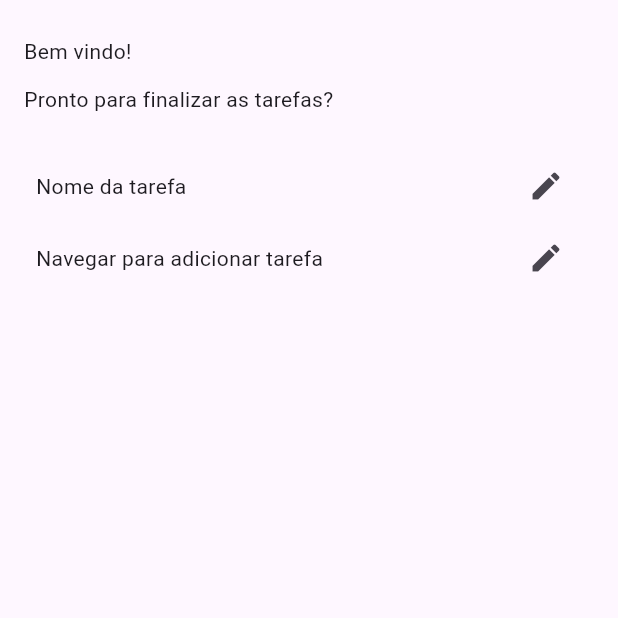
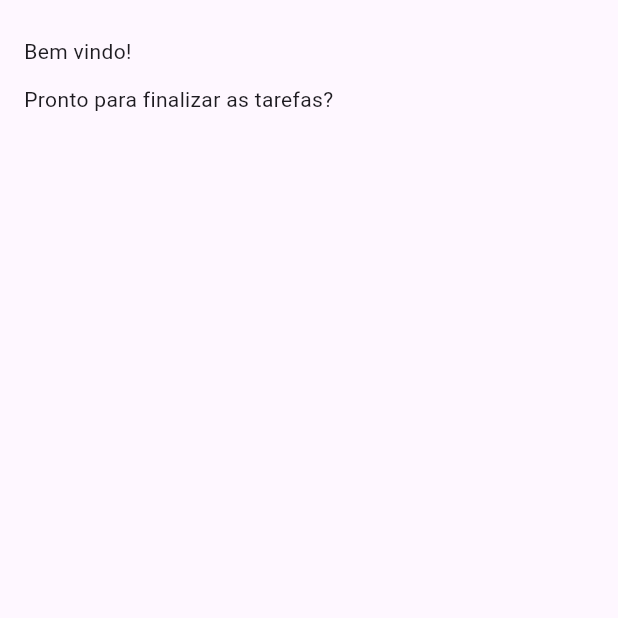
Before and after one commit to GabrielFVDev/smart-todo, a Flutter app: the screen it shows after launch, on a phone screen of 412 x 824 dp, the top half of it. Run offline on Flutter 3.47's test engine with Material 3 defaults, Android fonts, the phone set to English and light mode, and no system bars; our stand-ins replace go_router.

Commit message:
feat: refactor HomeView to use StatefulWidget and integrate ListenableBuilder for task management

```diff
--- a/lib/views/home_view.dart
+++ b/lib/views/home_view.dart
@@ -1,8 +1,26 @@
+import 'package:bank/controller/task_controller.dart';
 import 'package:flutter/material.dart';
-import 'package:go_router/go_router.dart';
 
-class HomeView extends StatelessWidget {
+class HomeView extends StatefulWidget {
   const HomeView({super.key});
+
+  @override
+  State<HomeView> createState() => _HomeViewState();
+}
+
+class _HomeViewState extends State<HomeView> {
+  late TaskController _controller;
+
+  @override
+  void initState() {
+    super.initState();
+    _controller = TaskController();
+  }
+
+  @override
+  void dispose() {
+    super.dispose();
+  }
 
   @override
   Widget build(BuildContext context) {
@@ -20,30 +38,23 @@ class HomeView extends StatelessWidget {
             Text('Pronto para finalizar as tarefas?'),
             SizedBox(height: 24),
             Expanded(
-              child: ListView(
-                padding: EdgeInsets.symmetric(horizontal: 8.0),
-                children: [
-                  Row(
-                    mainAxisAlignment: MainAxisAlignment.spaceBetween,
-                    children: [
-                      const Text('Nome da tarefa'),
-                      IconButton(
-                        onPressed: () {},
-                        icon: const Icon(Icons.edit),
-                      ),
-                    ],
-                  ),
-                  Row(
-                    mainAxisAlignment: MainAxisAlignment.spaceBetween,
-                    children: [
-                      const Text('Navegar para adicionar tarefa'),
-                      IconButton(
-                        onPressed: () => context.push('/add'),
-                        icon: const Icon(Icons.edit),
-                      ),
-                    ],
-                  ),
-                ],
+              child: ListenableBuilder(
+                listenable: _controller,
+                builder: (context, child) {
+                  return ListView.builder(
+                    itemCount: _controller.tasks.length,
+                    itemBuilder: (context, index) {
+                      final task = _controller.tasks[index];
+                      return ListTile(
+                        title: Text(task),
+                        trailing: IconButton(
+                          icon: Icon(Icons.delete),
+                          onPressed: () => _controller.removeTask(task),
+                        ),
+                      );
+                    },
+                  );
+                },
               ),
             ),
           ],
--- a/pubspec.yaml
+++ b/pubspec.yaml
@@ -2,7 +2,7 @@ name: bank
 description: "A new Flutter project."
 # The following line prevents the package from being accidentally published to
 # pub.dev using `flutter pub publish`. This is preferred for private packages.
-publish_to: 'none' # Remove this line if you wish to publish to pub.dev
+publish_to: "none" # Remove this line if you wish to publish to pub.dev
 
 # The following defines the version and build number for your application.
 # A version number is three numbers separated by dots, like 1.2.43
@@ -53,7 +53,6 @@ dev_dependencies:
 
 # The following section is specific to Flutter packages.
 flutter:
-
   # The following line ensures that the Material Icons font is
   # included with your application, so that you can use the icons in
   # the material Icons class.
```
